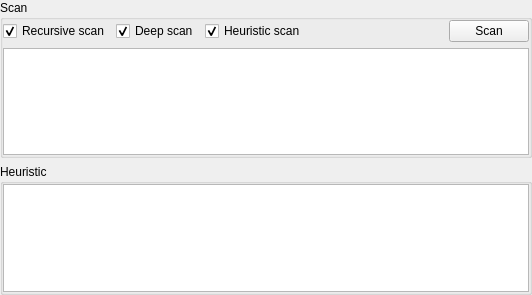
First picture: the form in heurwidget.ui, repository horsicq/StaticScan, before the edit.
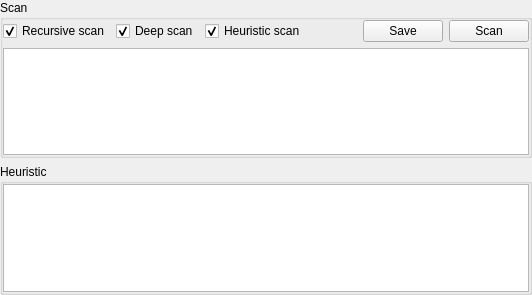
Second picture: the form after the edit.

```diff
--- a/heurwidget.ui
+++ b/heurwidget.ui
@@ -89,6 +89,13 @@
           </property>
          </spacer>
         </item>
+        <item>
+         <widget class="QPushButton" name="pushButtonSave">
+          <property name="text">
+           <string>Save</string>
+          </property>
+         </widget>
+        </item>
         <item>
          <widget class="QPushButton" name="pushButtonScan">
           <property name="text">
```
